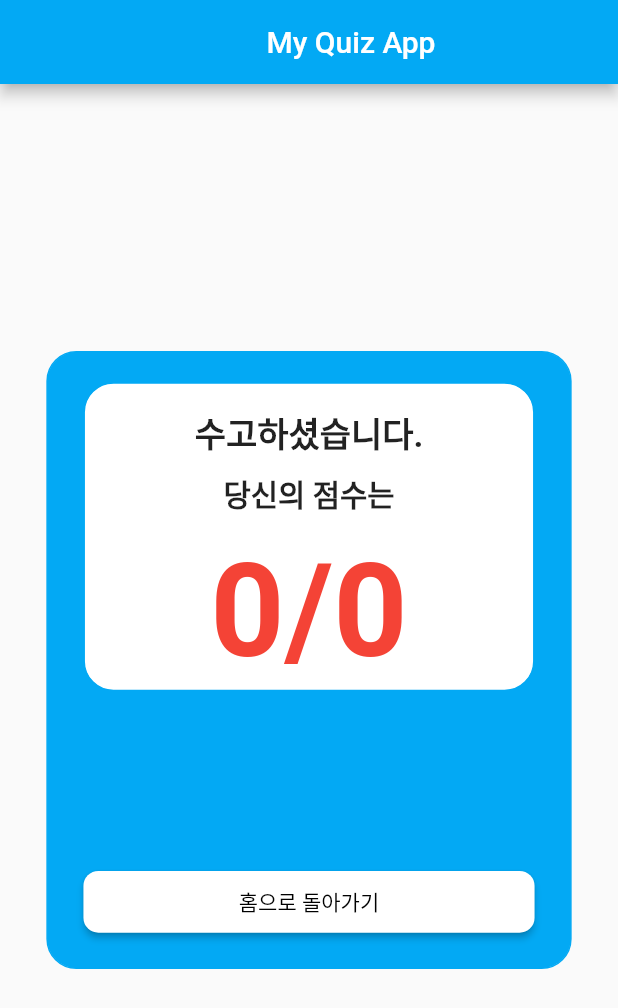
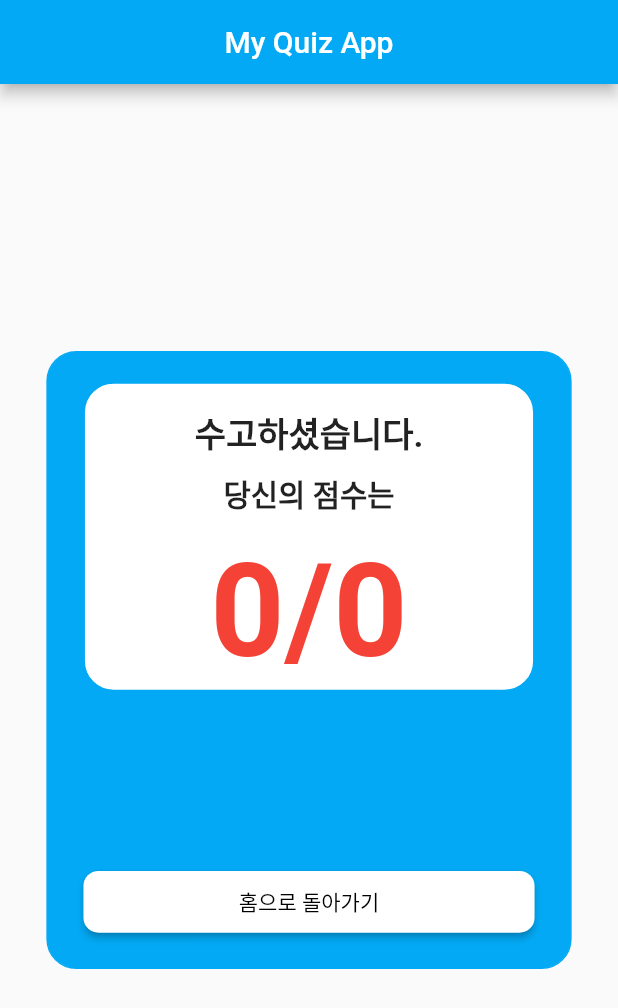
Before and after one commit to Enterprise09/quiz_client_flutter, a Flutter app: the ResultScreen screen opened directly with empty values, on a phone screen of 412 x 824 dp. Shown: the top 1008 px of the screen. Run offline on Flutter 3.47's test engine with Material 2 defaults, Android fonts, the phone set to English and light mode, and no system bars; our stand-ins replace auto_size_text, flutter_swiper_null_safety.

Commit message:
[+] Appbar title center

```diff
--- a/lib/screen/screen_result.dart
+++ b/lib/screen/screen_result.dart
@@ -28,9 +28,7 @@ class ResultScreen extends StatelessWidget {
         child: Scaffold(
           appBar: AppBar(
             centerTitle: true,
-            title: const Center(
-              child: Text('My Quiz App'),
-            ),
+            title: const Text('My Quiz App'),
             backgroundColor: Colors.lightBlue,
             leading: Container(),
           ),
```
